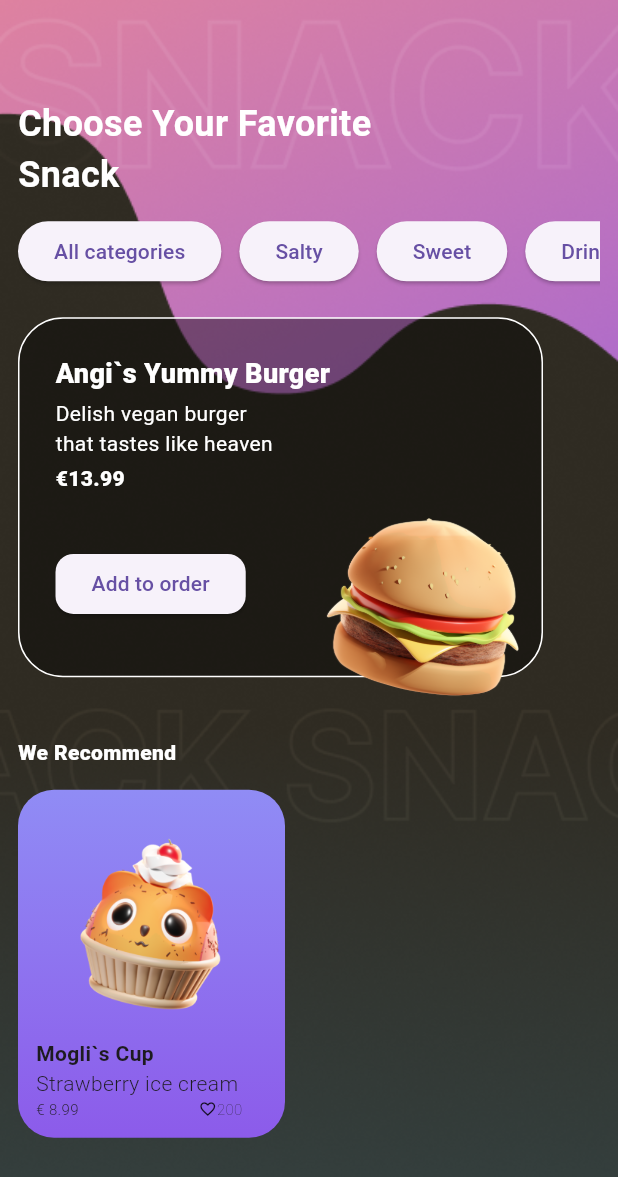
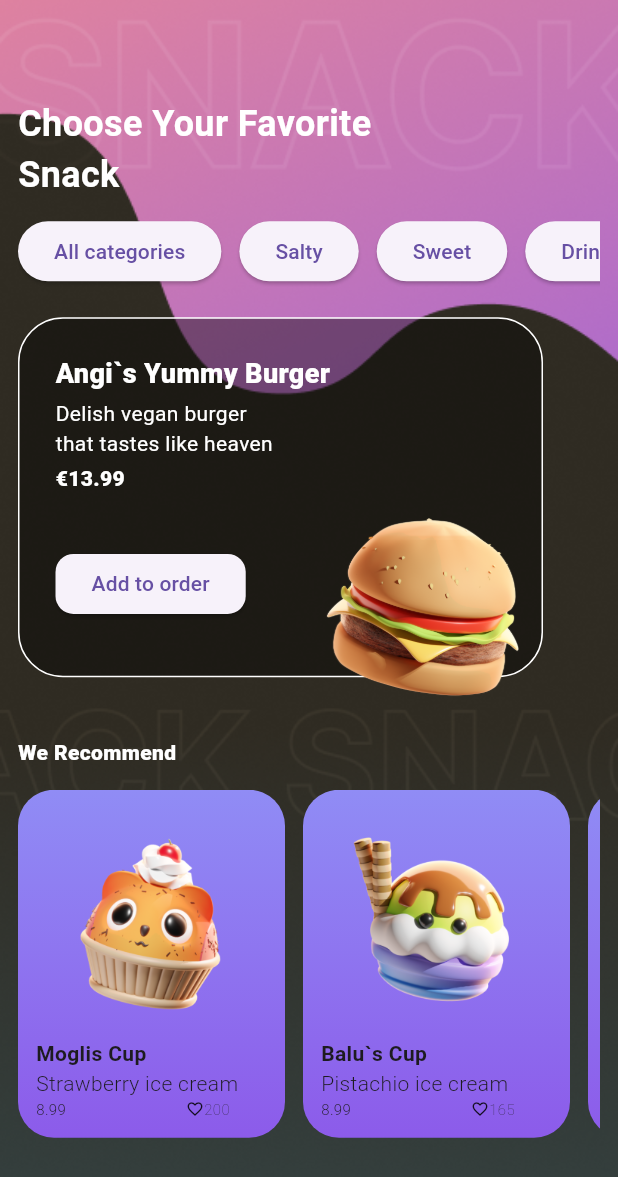
Before and after one commit to Makuz87/snacky_1, a Flutter app: the screen it shows after launch, on a phone screen of 412 x 824 dp. Shown: the top 1177 px of the screen. Run offline on Flutter 3.47's test engine with Material 3 defaults, Android fonts, the phone set to English and light mode, and no system bars.

Commit message:
create weRecommend1-4 , images fail

```diff
--- a/lib/src/features/order/domain/recommendation.dart
+++ b/lib/src/features/order/domain/recommendation.dart
@@ -13,3 +13,35 @@ class Recommendation {
     required this.imagePath,
   });
 }
+
+final weRecommend1 = Recommendation(
+  title: "Moglis Cup",
+  description: "Strawberry ice cream",
+  price: "8.99",
+  likes: "200",
+  imagePath: "assets/images/cat cupcakes_3D_Mogli.png",
+);
+
+final weRecommend2 = Recommendation(
+  title: "Balu`s Cup",
+  description: "Pistachio ice cream",
+  price: "8.99",
+  likes: "165",
+  imagePath: "assets/images/Ice.cream.png",
+);
+
+final weRecommend3 = Recommendation(
+  title: "Smiling David",
+  description: "Coffe ice cream",
+  price: "3.99",
+  likes: "310",
+  imagePath: "assets/images/ice cream stick_3D.png",
+);
+
+final weRecommend4 = Recommendation(
+  title: "Kai in a Cone",
+  description: "Vanilla ice cream",
+  price: "3.99",
+  likes: "290",
+  imagePath: "assets/images/Icecream_3D.png",
+);
--- /dev/null
+++ b/lib/src/features/order/presentation/recommend.dart
@@ -0,0 +1,90 @@
+import 'package:flutter/material.dart';
+import 'package:snacky_1/src/features/order/domain/recommendation.dart';
+
+class Recommend extends StatelessWidget {
+  final Recommendation recommendation;
+
+  const Recommend({
+    super.key,
+    required this.recommendation,
+  });
+
+  @override
+  Widget build(BuildContext context) {
+    return Container(
+      child: Row(
+        children: [
+          Container(
+            decoration: BoxDecoration(
+              borderRadius: BorderRadius.circular(24),
+              gradient: LinearGradient(
+                  colors: [Color(0xFF908CF5), Color(0xFF8C5BEA)],
+                  begin: Alignment.topCenter,
+                  end: Alignment.bottomCenter),
+            ),
+            child: Padding(
+              padding: const EdgeInsets.all(12.0),
+              child: Column(
+                crossAxisAlignment: CrossAxisAlignment.start,
+                children: [
+                  Padding(
+                    padding: const EdgeInsets.all(12.0),
+                    child: Image(
+                      image: AssetImage(
+                        recommendation.imagePath,
+                      ),
+                      height: 130,
+                    ),
+                  ),
+                  Text(
+                    recommendation.title,
+                    style: TextStyle(
+                      fontSize: 14,
+                      fontWeight: FontWeight.w700,
+                    ),
+                  ),
+                  Text(
+                    recommendation.description,
+                    style: TextStyle(
+                      fontSize: 14,
+                      fontWeight: FontWeight.w300,
+                    ),
+                  ),
+                  Row(
+                    // mainAxisAlignment:
+                    //     MainAxisAlignment.spaceBetween,
+                    children: [
+                      Text(
+                        recommendation.price,
+                        style: TextStyle(
+                          fontSize: 10,
+                          fontWeight: FontWeight.w300,
+                        ),
+                      ),
+                      SizedBox(width: 80),
+                      Row(
+                        children: [
+                          Icon(
+                            Icons.favorite_border,
+                            size: 12,
+                          ),
+                          Text(
+                            recommendation.likes,
+                            style: TextStyle(
+                              fontSize: 10,
+                              fontWeight: FontWeight.w200,
+                            ),
+                          ),
+                        ],
+                      ),
+                    ],
+                  ),
+                ],
+              ),
+            ),
+          ),
+        ],
+      ),
+    );
+  }
+}
--- a/lib/src/home_page2.dart
+++ b/lib/src/home_page2.dart
@@ -1,5 +1,6 @@
 import 'package:flutter/material.dart';
 import 'package:snacky_1/src/features/order/domain/recommendation.dart';
+import 'package:snacky_1/src/features/order/presentation/recommend.dart';
 
 class HomePage2 extends StatelessWidget {
   const HomePage2({super.key});
@@ -129,7 +130,26 @@ class HomePage2 extends StatelessWidget {
                           color: Colors.white, fontWeight: FontWeight.w900),
                     ),
                     SizedBox(height: 15),
-                    Recommend(),
+                    SingleChildScrollView(
+                      scrollDirection: Axis.horizontal,
+                      child: Row(
+                        spacing: 12,
+                        children: [
+                          Recommend(
+                            recommendation: weRecommend1,
+                          ),
+                          Recommend(
+                            recommendation: weRecommend2,
+                          ),
+                          Recommend(
+                            recommendation: weRecommend3,
+                          ),
+                          Recommend(
+                            recommendation: weRecommend4,
+                          ),
+                        ],
+                      ),
+                    ),
                   ],
                 ),
               ),
@@ -140,88 +160,3 @@ class HomePage2 extends StatelessWidget {
     );
   }
 }
-
-class Recommend extends StatelessWidget {
-  const Recommend({
-    super.key,
-  });
-
-  @override
-  Widget build(BuildContext context) {
-    return Container(
-      child: Row(
-        children: [
-          Container(
-            decoration: BoxDecoration(
-              borderRadius: BorderRadius.circular(24),
-              gradient: LinearGradient(
-                  colors: [Color(0xFF908CF5), Color(0xFF8C5BEA)],
-                  begin: Alignment.topCenter,
-                  end: Alignment.bottomCenter),
-            ),
-            child: Padding(
-              padding: const EdgeInsets.all(12.0),
-              child: Column(
-                crossAxisAlignment: CrossAxisAlignment.start,
-                children: [
-                  Padding(
-                    padding: const EdgeInsets.all(12.0),
-                    child: Image(
-                      image: AssetImage(
-                        "assets/images/cat cupcakes_3D_Mogli.png",
-                      ),
-                      height: 130,
-                    ),
-                  ),
-                  Text(
-                    "Mogli`s Cup",
-                    style: TextStyle(
-                      fontSize: 14,
-                      fontWeight: FontWeight.w700,
-                    ),
-                  ),
-                  Text(
-                    "Strawberry ice cream",
-                    style: TextStyle(
-                      fontSize: 14,
-                      fontWeight: FontWeight.w300,
-                    ),
-                  ),
-                  Row(
-                    // mainAxisAlignment:
-                    //     MainAxisAlignment.spaceBetween,
-                    children: [
-                      Text(
-                        "€ 8.99",
-                        style: TextStyle(
-                          fontSize: 10,
-                          fontWeight: FontWeight.w300,
-                        ),
-                      ),
-                      SizedBox(width: 80),
-                      Row(
-                        children: [
-                          Icon(
-                            Icons.favorite_border,
-                            size: 12,
-                          ),
-                          Text(
-                            "200",
-                            style: TextStyle(
-                              fontSize: 10,
-                              fontWeight: FontWeight.w200,
-                            ),
-                          ),
-                        ],
-                      ),
-                    ],
-                  ),
-                ],
-              ),
-            ),
-          ),
-        ],
-      ),
-    );
-  }
-}
```
Also changed, not shown: assets/images/Home.png (deleted), assets/images/Ice.cream.png (added), assets/images/Icecream_3D.png (added), assets/images/Splash3.png (deleted), assets/images/Splash3_1.png (deleted), assets/images/ice cream stick_3D.png (added).
